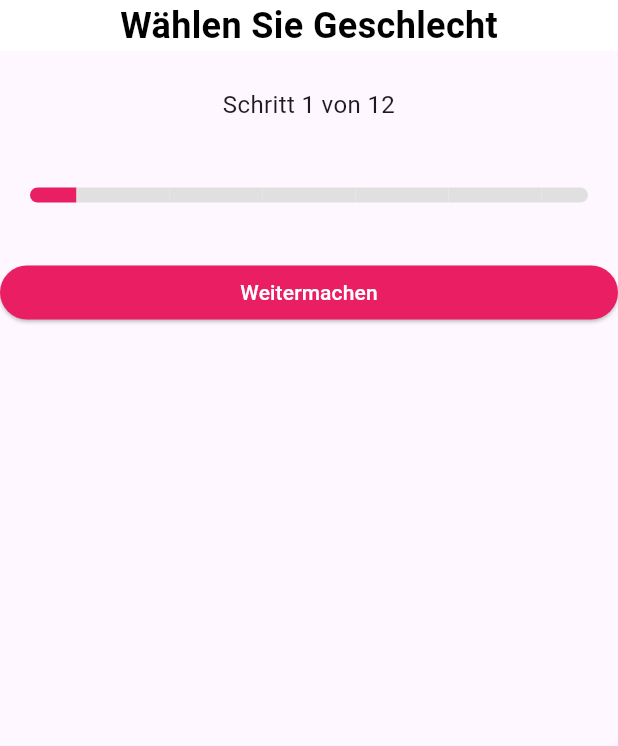
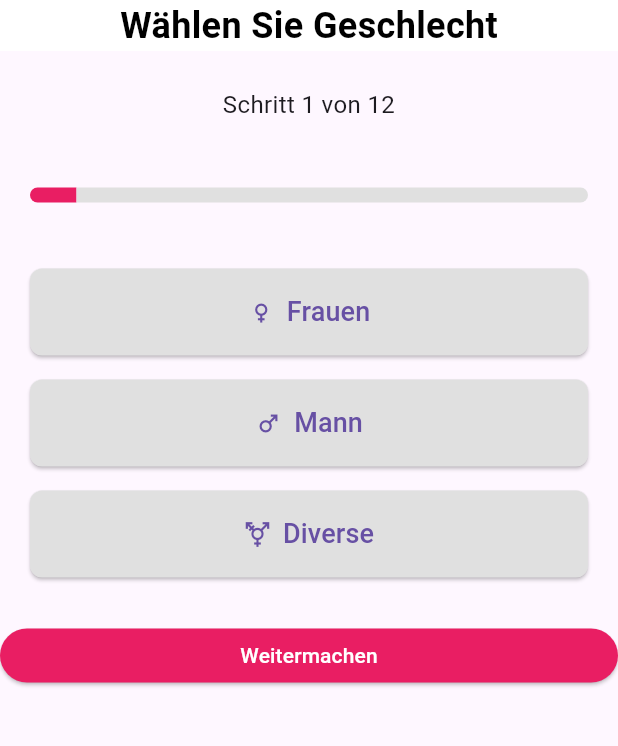
Before and after one commit to akurtovic4/gymbro, a Flutter app: the screen it shows after launch, on a phone screen of 412 x 824 dp, the part 333-1079 px from its top. Run offline on Flutter 3.47's test engine with Material 3 defaults, Android fonts, the light colour scheme and no system bars.

Commit message:
Gender edit part 1

```diff
--- a/lib/height.dart
+++ b/lib/gender.dart
@@ -1,11 +1,15 @@
 import 'package:flutter/material.dart';
 
-class height extends StatelessWidget {
+class height extends StatefulWidget {
+  @override
+  _HeightState createState() => _HeightState();
+}
+
+class _HeightState extends State<height> {
+  int _selectedGenderIndex = -1; // Inicijalno nijedna opcija nije odabrana
+
   @override
   Widget build(BuildContext context) {
-    int currentStep = 1;
-    int totalSteps = 12;
-
     return Scaffold(
       body: SingleChildScrollView(
         child: Column(
@@ -39,7 +43,7 @@ class height extends StatelessWidget {
             Padding(
               padding: const EdgeInsets.all(8.0),
               child: Text(
-                'Schritt $currentStep von $totalSteps',
+                'Schritt 1 von 12',
                 textAlign: TextAlign.center,
                 style: TextStyle(
                   fontSize: 16,
@@ -52,33 +56,40 @@ class height extends StatelessWidget {
               margin: EdgeInsets.symmetric(horizontal: 20),
               height: 10,
               child: Row(
-                children: List.generate(
-                  totalSteps,
-                      (index) {
-                    return Expanded(
-                      child: Container(
-                        decoration: BoxDecoration(
-                          color: index < currentStep
-                              ? Colors.pink
-                              : Colors.grey[300],
-                          borderRadius: BorderRadius.only(
-                            topLeft: index == 0 ? Radius.circular(5) : Radius.zero,
-                            bottomLeft: index == 0 ? Radius.circular(5) : Radius.zero,
-                            topRight: index == totalSteps - 1 ? Radius.circular(5) : Radius.zero,
-                            bottomRight: index == totalSteps - 1 ? Radius.circular(5) : Radius.zero,
-                          ),
-                        ),
+                children: [
+                  // Prvi segment u rozoj boji
+                  Expanded(
+                    child: Container(
+                      decoration: BoxDecoration(
+                        color: Colors.pink,
+                        borderRadius: BorderRadius.horizontal(left: Radius.circular(5)),
                       ),
-                    );
-                  },
-                ),
+                    ),
+                  ),
+                  // Ostali segmenti u sivoj boji
+                  Expanded(
+                    flex: 11, // 11 sivih segmenata
+                    child: Container(
+                      decoration: BoxDecoration(
+                        color: Colors.grey[300],
+                        borderRadius: BorderRadius.horizontal(right: Radius.circular(5)),
+                      ),
+                    ),
+                  ),
+                ],
               ),
             ),
             SizedBox(height: 36),
-
-
-
-
+            // Dugmad za izbor spola
+            Column(
+              crossAxisAlignment: CrossAxisAlignment.stretch,
+              children: [
+                _genderButton(Icons.female, 'Frauen', 0), // Žensko
+                _genderButton(Icons.male, 'Mann', 1), // Muško
+                _genderButton(Icons.transgender, 'Diverse', 2), // Transgender
+              ],
+            ),
+            SizedBox(height: 20),
             // Dugme "Anmelden"
             Container(
               width: 100,
@@ -108,6 +119,33 @@ class height extends StatelessWidget {
       ),
     );
   }
+
+  Widget _genderButton(IconData icon, String text, int index) {
+    return Padding(
+      padding: const EdgeInsets.symmetric(horizontal: 20, vertical: 8),
+      child: ElevatedButton.icon(
+        onPressed: () {
+          // Ažurirajte indeks odabranog spola
+          setState(() {
+            _selectedGenderIndex = index;
+          });
+        },
+        icon: Icon(icon),
+        label: Text(
+          text,
+          style: TextStyle(fontSize: 18),
+        ),
+        style: ButtonStyle(
+          backgroundColor: MaterialStateProperty.all(
+              index == _selectedGenderIndex ? Colors.pink : Colors.grey[300]),
+          padding: MaterialStateProperty.all(EdgeInsets.all(16)),
+          shape: MaterialStateProperty.all(RoundedRectangleBorder(
+            borderRadius: BorderRadius.circular(8),
+          )),
+        ),
+      ),
+    );
+  }
 }
 
 void main() {
--- a/lib/main.dart
+++ b/lib/main.dart
@@ -8,7 +8,7 @@ import 'intro2.dart';
 import 'intro3.dart';
 import 'intro4.dart';
 import 'login.dart';
-import 'height.dart';
+import 'gender.dart';
 
 void main() => runApp(MyApp());
 
--- a/pubspec.yaml
+++ b/pubspec.yaml
@@ -35,10 +35,14 @@ dependencies:
   # The following adds the Cupertino Icons font to your application.
   # Use with the CupertinoIcons class for iOS style icons.
   cupertino_icons: ^1.0.2
+  font_awesome_flutter: ^9.2.0
+
 
 dev_dependencies:
   flutter_test:
     sdk: flutter
+
+
 
   # The "flutter_lints" package below contains a set of recommended lints to
   # encourage good coding practices. The lint set provided by the package is
```
Also changed, not shown: pubspec.lock.
